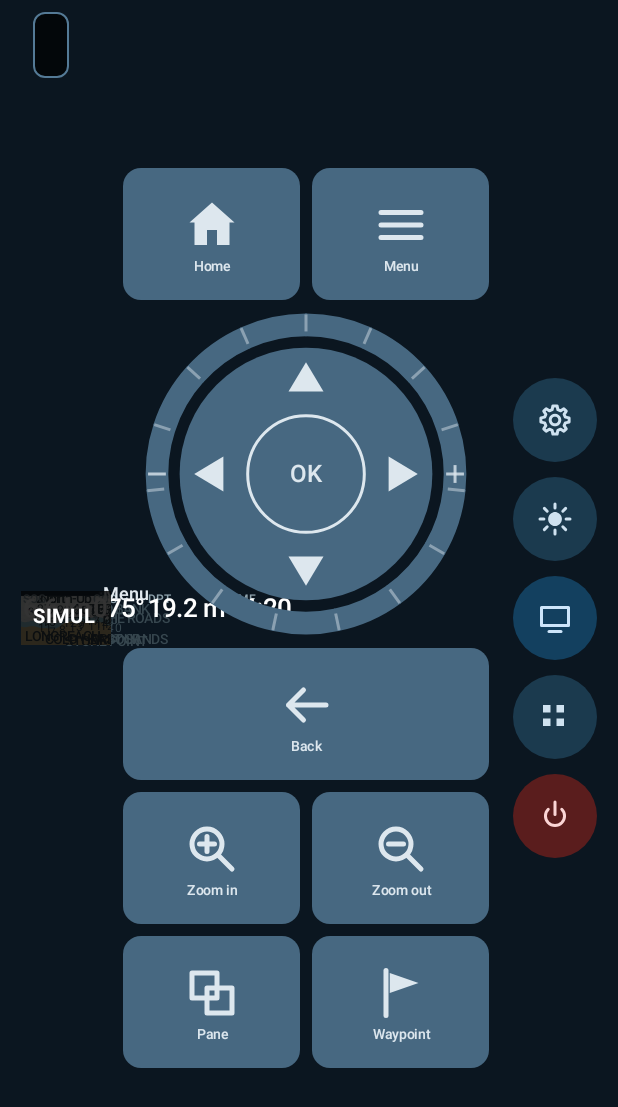
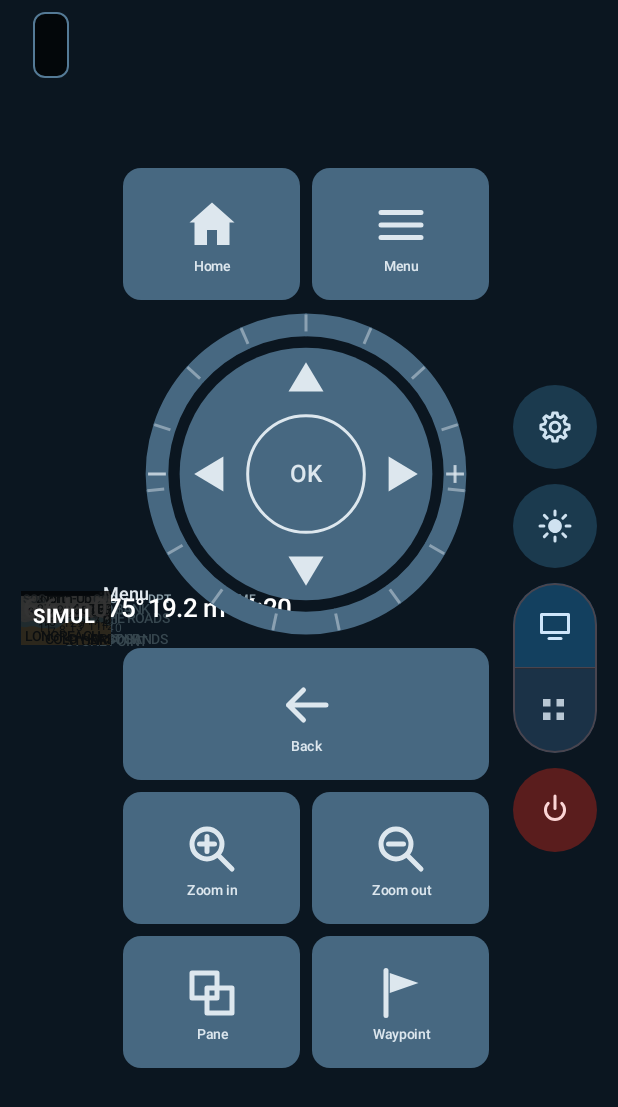
Before and after one commit to pdrakeweb/OpenHelm, an Android app built with Jetpack Compose: the composable SimulatedRemoteScreen shown on its own in the app's theme, on a phone screen of 412 x 824 dp. Shown: the top 1107 px of the screen. Run offline under Robolectric (Android 15) with nearby library versions, the phone set to English and light mode, and no system bars; our stand-ins replace Dagger/Hilt's generated code.

Commit message:
Merge Mirror/Remote into one two-segment toggle
The action rail rendered Mirror and Remote as two separate round
buttons with a gap between them, which reads as two independent
actions even though only one can ever be selected. Replace them with
a single connected capsule (MirrorRemoteToggle) where both segments
share one outline and are divided by a hairline — the shape itself
now shows the mutual exclusivity that a radio-group semantics tree
already implied.

Both icons, their spoken descriptions, and the selected/unselected
styling are unchanged, so this is a visual/structural change only.

```diff
--- a/app/src/main/kotlin/dev/openhelm/app/ui/HelmActionRail.kt
+++ b/app/src/main/kotlin/dev/openhelm/app/ui/HelmActionRail.kt
@@ -1,23 +1,32 @@
 package dev.openhelm.app.ui
 
+import androidx.compose.foundation.background
+import androidx.compose.foundation.border
 import androidx.compose.foundation.layout.Arrangement
+import androidx.compose.foundation.layout.Box
 import androidx.compose.foundation.layout.Column
 import androidx.compose.foundation.layout.fillMaxHeight
+import androidx.compose.foundation.layout.fillMaxWidth
+import androidx.compose.foundation.layout.height
 import androidx.compose.foundation.layout.padding
 import androidx.compose.foundation.layout.size
+import androidx.compose.foundation.layout.width
+import androidx.compose.foundation.selection.selectable
+import androidx.compose.foundation.selection.selectableGroup
+import androidx.compose.foundation.shape.RoundedCornerShape
 import androidx.compose.material3.FilledIconButton
 import androidx.compose.material3.FilledTonalIconButton
+import androidx.compose.material3.HorizontalDivider
 import androidx.compose.material3.Icon
 import androidx.compose.material3.IconButtonDefaults
 import androidx.compose.material3.MaterialTheme
 import androidx.compose.runtime.Composable
 import androidx.compose.ui.Alignment
 import androidx.compose.ui.Modifier
+import androidx.compose.ui.draw.clip
 import androidx.compose.ui.graphics.vector.ImageVector
 import androidx.compose.ui.semantics.Role
 import androidx.compose.ui.semantics.contentDescription
-import androidx.compose.ui.semantics.role
-import androidx.compose.ui.semantics.selected
 import androidx.compose.ui.semantics.semantics
 import androidx.compose.ui.semantics.stateDescription
 import androidx.compose.ui.unit.dp
@@ -35,12 +44,14 @@ import dev.openhelm.app.ui.icons.MfdIcons
  * always in the same place, and every one carries a spoken description for the screen reader. The
  * exception is the pair below.
  *
- * **Mirror and Remote stay two buttons, not one toggle.** A single button whose meaning flips is
- * ambiguous in a way no wording fixes — "Video off" reads equally as *the video is off* and *tap to
- * turn the video off*, and the two are opposites. Two buttons show the current mode and the
- * alternative at the same time, so nothing has to be inferred from a verb. Keeping that property
- * while shrinking to icons is why the selected one is filled and marked selected rather than merely
- * tinted.
+ * **Mirror and Remote are one two-segment toggle, not two separate buttons.** A single button whose
+ * meaning flips is ambiguous in a way no wording fixes — "Video off" reads equally as *the video is
+ * off* and *tap to turn the video off*, and the two are opposites. But two free-standing buttons
+ * with a gap between them misrepresent the choice the other way: they look like two independent
+ * actions when only one of them can ever be true at once. A connected capsule with both segments
+ * always visible says "pick one of these two" at a glance — the current mode and the alternative are
+ * shown at the same time, so nothing has to be inferred from a verb, and the shared outline makes the
+ * mutual exclusivity visible rather than assumed.
  */
 @Composable
 fun HelmActionRail(
@@ -76,22 +87,11 @@ fun HelmActionRail(
 
         PaletteButton(palette = palette, onCycle = onCyclePalette)
 
-        ModeButton(
-            selected = mirroring,
-            icon = MfdIcons.VideoOn,
-            spoken = "Mirror the display's screen beside the controls",
-            onClick = { onSelectMirroring(true) },
-        )
-        ModeButton(
-            selected = !mirroring,
-            icon = MfdIcons.Keypad,
-            spoken = "Remote only — full-screen controls, no video",
-            onClick = { onSelectMirroring(false) },
-        )
+        MirrorRemoteToggle(mirroring = mirroring, onSelectMirroring = onSelectMirroring)
 
         // Destructive, so it is distinguished by its container rather than by tint alone — tint is
         // the first cue direct sun destroys — and it sits at the far end of the rail, as much of a
-        // thumb's travel from the mode buttons as the rail allows.
+        // thumb's travel from the mode toggle as the rail allows.
         FilledIconButton(
             onClick = onExit,
             modifier = Modifier
@@ -107,38 +107,71 @@ fun HelmActionRail(
     }
 }
 
-/** One of the two mode buttons. Filled when it is the mode you are in. */
+/**
+ * Mirror vs. Remote as a single connected capsule: two segments sharing one outline instead of two
+ * separate round buttons with a gap between them. [selectableGroup] plus [Role.RadioButton] on each
+ * segment gives a screen reader the same "one of these two" grouping the shape shows sighted users.
+ */
 @Composable
-private fun ModeButton(
+private fun MirrorRemoteToggle(
+    mirroring: Boolean,
+    onSelectMirroring: (Boolean) -> Unit,
+) {
+    val shape = RoundedCornerShape(MinHelmTarget / 2)
+    Column(
+        modifier = Modifier
+            .width(MinHelmTarget)
+            .clip(shape)
+            .border(1.dp, MaterialTheme.colorScheme.outlineVariant, shape)
+            .selectableGroup(),
+    ) {
+        ToggleSegment(
+            selected = mirroring,
+            icon = MfdIcons.VideoOn,
+            spoken = "Mirror the display's screen beside the controls",
+            onClick = { onSelectMirroring(true) },
+        )
+        HorizontalDivider(color = MaterialTheme.colorScheme.outlineVariant)
+        ToggleSegment(
+            selected = !mirroring,
+            icon = MfdIcons.Keypad,
+            spoken = "Remote only — full-screen controls, no video",
+            onClick = { onSelectMirroring(false) },
+        )
+    }
+}
+
+/** One segment of [MirrorRemoteToggle]. Filled when it is the mode you are in. */
+@Composable
+private fun ToggleSegment(
     selected: Boolean,
     icon: ImageVector,
     spoken: String,
     onClick: () -> Unit,
 ) {
-    val semantics = Modifier.semantics {
-        role = Role.RadioButton
-        this.selected = selected
-        contentDescription = spoken
-        stateDescription = if (selected) "Selected" else "Not selected"
+    val containerColor = if (selected) {
+        MaterialTheme.colorScheme.primaryContainer
+    } else {
+        MaterialTheme.colorScheme.surfaceVariant
     }
-    if (selected) {
-        FilledIconButton(
-            onClick = onClick,
-            modifier = Modifier.size(MinHelmTarget).then(semantics),
-            colors = IconButtonDefaults.filledIconButtonColors(
-                containerColor = MaterialTheme.colorScheme.primaryContainer,
-                contentColor = MaterialTheme.colorScheme.onPrimaryContainer,
-            ),
-        ) {
-            Icon(icon, contentDescription = null, modifier = Modifier.size(24.dp))
-        }
+    val contentColor = if (selected) {
+        MaterialTheme.colorScheme.onPrimaryContainer
     } else {
-        FilledTonalIconButton(
-            onClick = onClick,
-            modifier = Modifier.size(MinHelmTarget).then(semantics),
-        ) {
-            Icon(icon, contentDescription = null, modifier = Modifier.size(24.dp))
-        }
+        MaterialTheme.colorScheme.onSurfaceVariant
+    }
+    Box(
+        contentAlignment = Alignment.Center,
+        modifier = Modifier
+            .fillMaxWidth()
+            .height(MinHelmTarget)
+            .background(containerColor)
+            .selectable(selected = selected, onClick = onClick, role = Role.RadioButton)
+            .semantics {
+                contentDescription = spoken
+                stateDescription = if (selected) "Selected" else "Not selected"
+            },
+    ) {
+        Icon(icon, contentDescription = null, tint = contentColor, modifier = Modifier.size(24.dp))
     }
 }
 
```
